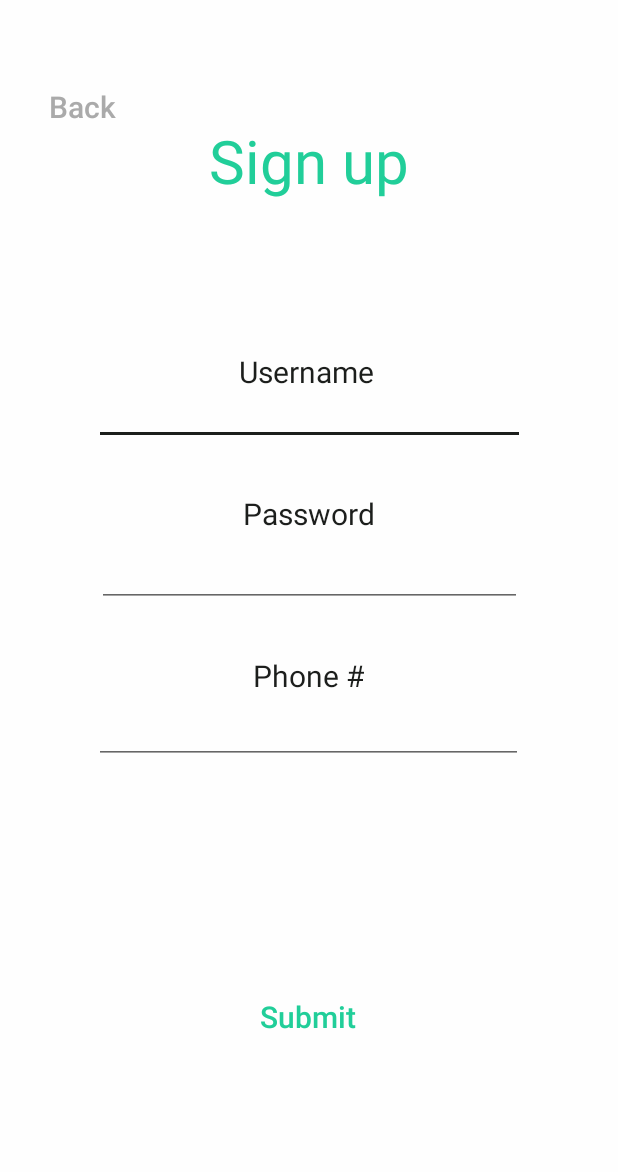
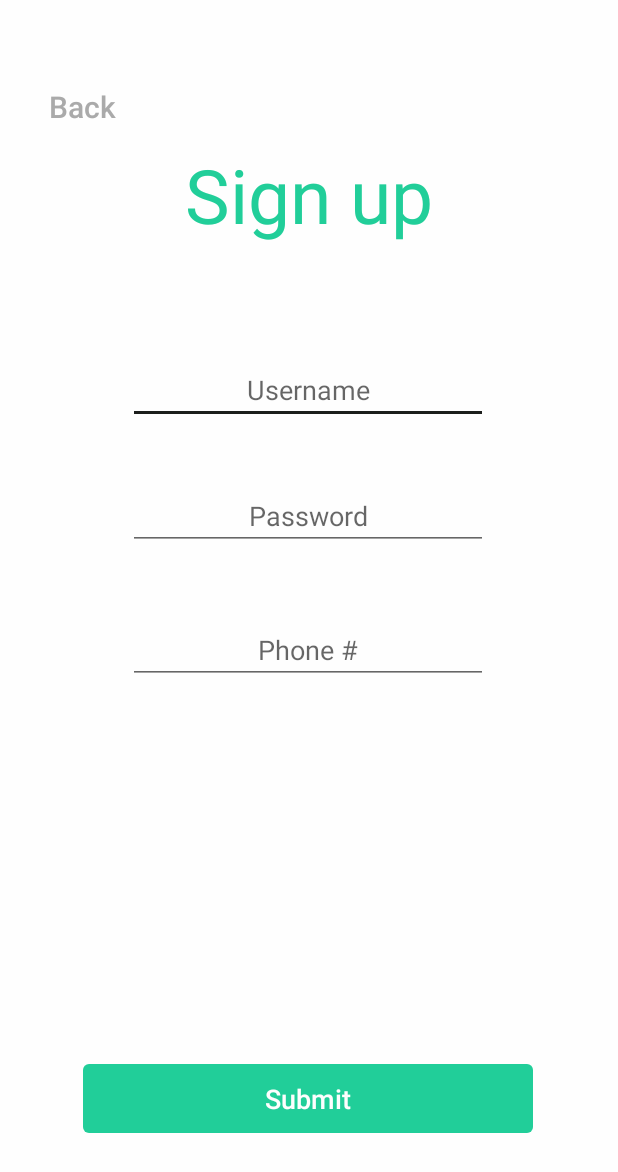
Before and after one commit to jchun1013/Group_It_Up, an Android app: the SignUp_Page screen opened directly, with no data from a screen before it, on a phone screen of 412 x 824 dp. Shown: the top 1172 px of the screen. Run offline under Robolectric (Android 15) with nearby library versions, the phone set to English and light mode, and no system bars; our stand-ins replace Firebase (no records; nobody signed in at launch, a user with empty details on screens opened directly).

Commit message:
Kevin
Kevin

```diff
--- a/app/src/main/res/layout/activity_registration__page.xml
+++ b/app/src/main/res/layout/activity_registration__page.xml
@@ -8,112 +8,77 @@
     tools:context="com.example.joon1.group_it_up.Controller.SignUp_Page"
     tools:layout_editor_absoluteY="81dp">
 
-    <TextView
-        android:id="@+id/textView"
-        android:layout_width="93dp"
-        android:layout_height="23dp"
+    <EditText
+        android:id="@+id/userText"
+        android:layout_width="240dp"
+        android:layout_height="39dp"
         android:layout_marginEnd="8dp"
         android:layout_marginStart="8dp"
-        android:layout_marginTop="100dp"
-        android:text="Username"
+        android:layout_marginTop="80dp"
+        android:ems="10"
+        android:gravity="center_horizontal"
+        android:hint="Username"
+        android:inputType="textPersonName"
         android:textColor="@color/colorAccent"
-        android:textSize="20sp"
         app:layout_constraintEnd_toEndOf="parent"
+        app:layout_constraintHorizontal_bias="0.496"
         app:layout_constraintStart_toStartOf="parent"
         app:layout_constraintTop_toBottomOf="@+id/textView5" />
 
     <EditText
-        android:id="@+id/userText"
-        android:gravity="center_horizontal"
-        android:layout_width="287dp"
-        android:layout_height="39dp"
+        android:id="@+id/passText"
+        android:layout_width="240dp"
+        android:layout_height="40dp"
         android:layout_marginEnd="8dp"
         android:layout_marginStart="8dp"
+        android:layout_marginTop="44dp"
         android:ems="10"
-        android:inputType="textPersonName"
-        android:textColor="@color/colorAccent"
+        android:gravity="center_horizontal"
+        android:hint="Password"
+        android:inputType="textPassword"
         app:layout_constraintEnd_toEndOf="parent"
-        app:layout_constraintStart_toStartOf="parent"
-        app:layout_constraintTop_toBottomOf="@+id/textView" />
-
-    <TextView
-        android:id="@+id/textView2"
-        android:layout_width="wrap_content"
-        android:layout_height="32dp"
-        android:layout_marginEnd="8dp"
-        android:layout_marginStart="8dp"
-        android:layout_marginTop="32dp"
-        android:text="Password"
-        android:textColor="@color/colorAccent"
-        android:textSize="20sp"
-        app:layout_constraintEnd_toEndOf="parent"
+        app:layout_constraintHorizontal_bias="0.496"
         app:layout_constraintStart_toStartOf="parent"
         app:layout_constraintTop_toBottomOf="@+id/userText" />
 
     <EditText
-        android:id="@+id/passText"
-        android:gravity="center_horizontal"
-        android:layout_width="283dp"
-        android:layout_height="40dp"
+        android:id="@+id/phoneText"
+        android:layout_width="240dp"
+        android:layout_height="0dp"
         android:layout_marginEnd="8dp"
         android:layout_marginStart="8dp"
-        android:layout_marginTop="4dp"
+        android:layout_marginTop="44dp"
         android:ems="10"
-        android:inputType="textPassword"
+        android:gravity="center_horizontal"
+        android:hint="Phone #"
+        android:inputType="phone"
         app:layout_constraintEnd_toEndOf="parent"
-        app:layout_constraintStart_toStartOf="parent"
-        app:layout_constraintTop_toBottomOf="@+id/textView2" />
-
-    <TextView
-        android:id="@+id/textView3"
-        android:layout_width="wrap_content"
-        android:layout_height="wrap_content"
-        android:layout_marginEnd="8dp"
-        android:layout_marginStart="8dp"
-        android:layout_marginTop="32dp"
-        android:text="Phone #"
-        android:textColor="@color/colorAccent"
-        android:textSize="20sp"
-        app:layout_constraintEnd_toEndOf="parent"
-        app:layout_constraintHorizontal_bias="0.498"
+        app:layout_constraintHorizontal_bias="0.496"
         app:layout_constraintStart_toStartOf="parent"
         app:layout_constraintTop_toBottomOf="@+id/passText" />
 
-    <EditText
-        android:id="@+id/phoneText"
-        android:gravity="center_horizontal"
-        android:layout_width="286dp"
-        android:layout_height="0dp"
-        android:layout_marginEnd="8dp"
-        android:layout_marginStart="8dp"
-        android:ems="10"
-        android:inputType="phone"
-        app:layout_constraintEnd_toEndOf="parent"
-        app:layout_constraintHorizontal_bias="0.495"
-        app:layout_constraintStart_toStartOf="parent"
-        app:layout_constraintTop_toBottomOf="@+id/textView3" />
-
     <Button
         android:id="@+id/submitBtn"
-        android:layout_width="104dp"
+        android:layout_width="300dp"
         android:layout_height="46dp"
-        android:layout_marginBottom="72dp"
+        android:layout_marginBottom="32dp"
         android:layout_marginEnd="8dp"
         android:layout_marginStart="8dp"
         android:layout_marginTop="8dp"
-        android:background="@color/start_page_white_background"
+        android:background="@drawable/roundcorner"
+        android:backgroundTint="@color/colorPrimary"
         android:fadingEdge="horizontal"
         android:outlineProvider="none"
         android:text="Submit"
         android:textAllCaps="false"
-        android:textColor="@color/colorPrimary"
-        android:textSize="20sp"
+        android:textColor="@color/start_page_white_background"
+        android:textSize="18sp"
         app:layout_constraintBottom_toBottomOf="parent"
         app:layout_constraintEnd_toEndOf="parent"
-        app:layout_constraintHorizontal_bias="0.498"
+        app:layout_constraintHorizontal_bias="0.494"
         app:layout_constraintStart_toStartOf="parent"
         app:layout_constraintTop_toBottomOf="@+id/phoneText"
-        app:layout_constraintVertical_bias="0.727" />
+        app:layout_constraintVertical_bias="0.871" />
 
     <Button
         android:id="@+id/cancelBtn"
@@ -143,10 +108,10 @@
         android:layout_height="wrap_content"
         android:layout_marginEnd="8dp"
         android:layout_marginStart="8dp"
-        android:layout_marginTop="80dp"
+        android:layout_marginTop="96dp"
         android:text="Sign up"
         android:textColor="@color/colorPrimary"
-        android:textSize="40sp"
+        android:textSize="50sp"
         app:layout_constraintEnd_toEndOf="parent"
         app:layout_constraintStart_toStartOf="parent"
         app:layout_constraintTop_toTopOf="parent" />
--- a/app/src/main/res/layout/activity_start__page.xml
+++ b/app/src/main/res/layout/activity_start__page.xml
@@ -11,10 +11,10 @@
     <Button
         android:id="@+id/registerBtn"
         android:layout_width="301dp"
-        android:layout_height="43dp"
+        android:layout_height="48dp"
         android:layout_marginEnd="8dp"
         android:layout_marginStart="8dp"
-        android:layout_marginTop="232dp"
+        android:layout_marginTop="188dp"
         android:background="@drawable/roundcorner"
         android:backgroundTint="#21ce99"
         android:text="Sign up"
```
